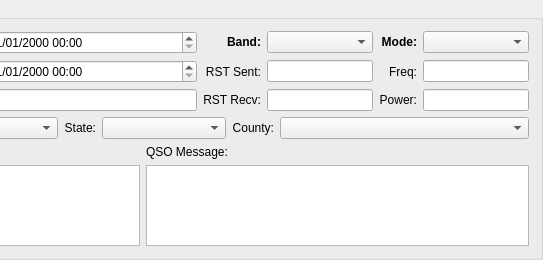
Old version of the form ui/qsodataform.ui in the repository gladdware/qhamlog; both pictures show x 257 to 800 and y 0 to 260 of the 800 by 260 pixel window.
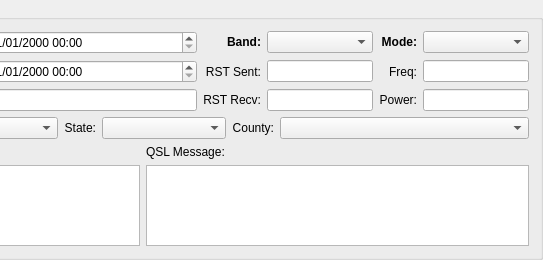
New version of the form.

Commit message: Change QSO form label to 'QSL Message'

```diff
--- a/ui/qsodataform.ui
+++ b/ui/qsodataform.ui
@@ -290,7 +290,7 @@
      <item row="0" column="1">
       <widget class="QLabel" name="label_14">
        <property name="text">
-        <string>QSO Message:</string>
+        <string>QSL Message:</string>
        </property>
       </widget>
      </item>
```
